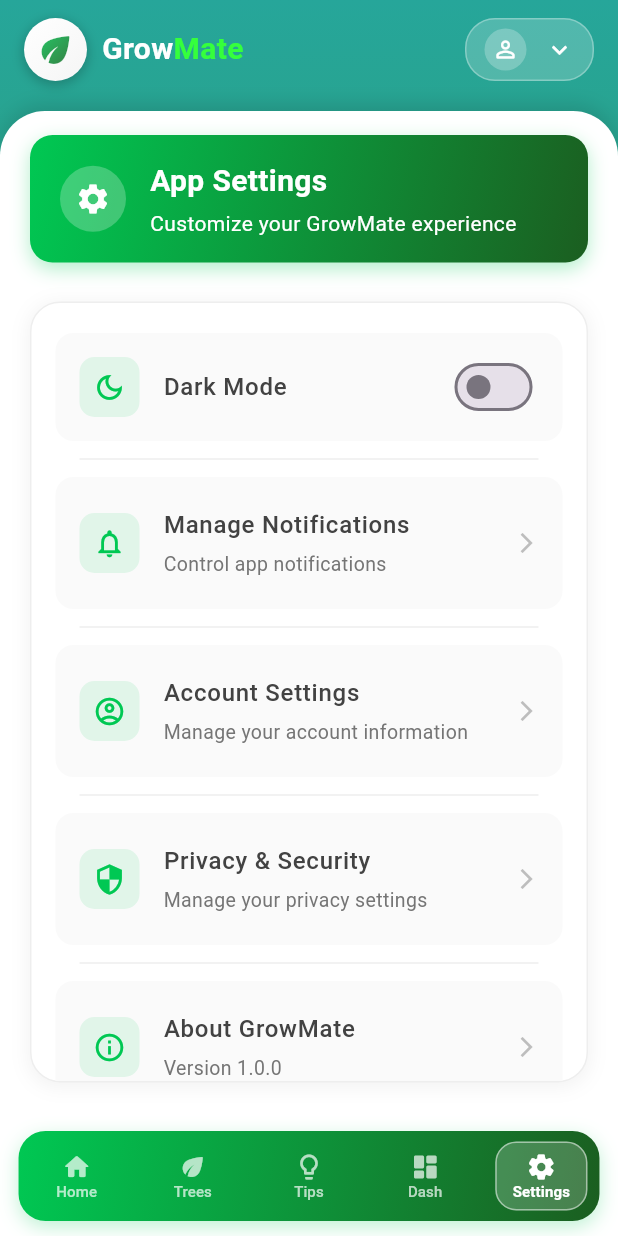
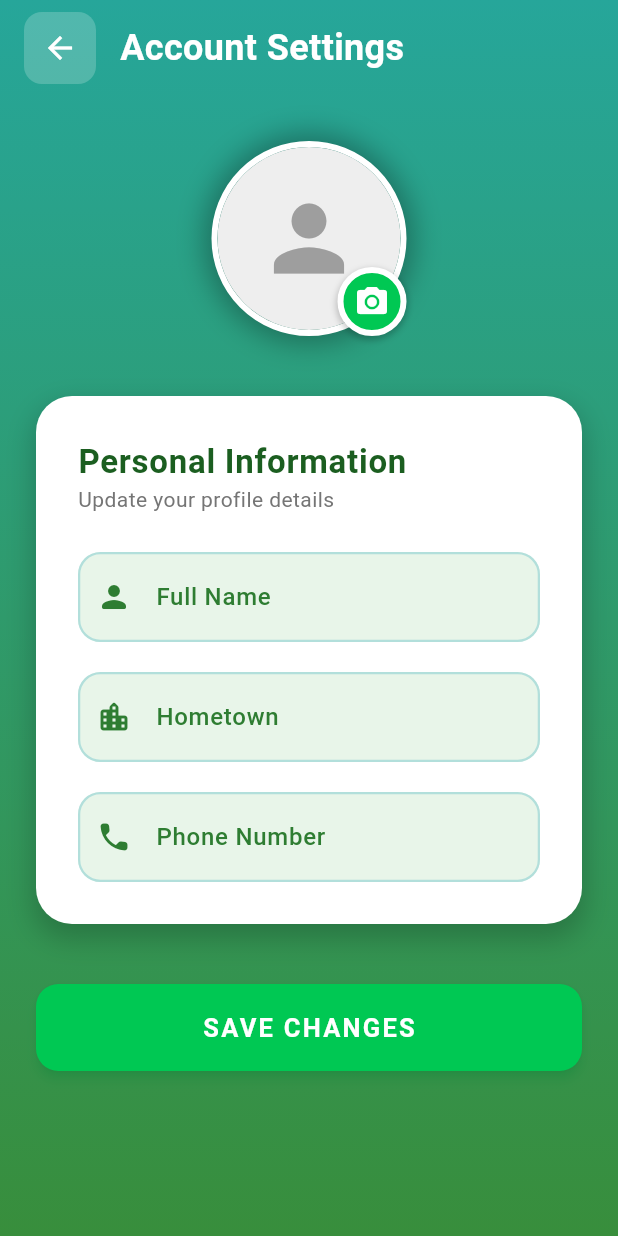
Before and after one commit to Senadheera-eng/Growmate, a Flutter app: the screen it shows once a user with an empty profile is signed in, item 5 of the bottom bar chosen, after a tap on "Account Settings", on a phone screen of 412 x 824 dp. Run offline on Flutter 3.47's test engine with Material 3 defaults, Android fonts, the light colour scheme and no system bars; our stand-ins replace cloud_firestore, firebase_auth, firebase_core, firebase_storage, geocoding, geolocator and 3 more; accounts and stored records are empty.

Commit message:
Add UserModel class for user data management and update settings navigation

```diff
--- /dev/null
+++ b/lib/account_settings_page.dart
@@ -0,0 +1,558 @@
+import 'package:flutter/material.dart';
+import 'package:firebase_auth/firebase_auth.dart';
+import 'package:cloud_firestore/cloud_firestore.dart';
+import 'package:firebase_storage/firebase_storage.dart';
+import 'package:image_picker/image_picker.dart';
+import 'dart:io';
+
+class AccountSettingsPage extends StatefulWidget {
+  const AccountSettingsPage({Key? key}) : super(key: key);
+
+  @override
+  State<AccountSettingsPage> createState() => _AccountSettingsPageState();
+}
+
+class _AccountSettingsPageState extends State<AccountSettingsPage> {
+  final _formKey = GlobalKey<FormState>();
+  final _nameController = TextEditingController();
+  final _hometownController = TextEditingController();
+  final _phoneController = TextEditingController();
+
+  final FirebaseAuth _auth = FirebaseAuth.instance;
+  final FirebaseFirestore _firestore = FirebaseFirestore.instance;
+  final FirebaseStorage _storage = FirebaseStorage.instance;
+
+  File? _imageFile;
+  String? _imageUrl;
+  bool _isLoading = true;
+  bool _isSaving = false;
+
+  @override
+  void initState() {
+    super.initState();
+    _loadUserData();
+  }
+
+  @override
+  void dispose() {
+    _nameController.dispose();
+    _hometownController.dispose();
+    _phoneController.dispose();
+    super.dispose();
+  }
+
+  Future<void> _loadUserData() async {
+    setState(() {
+      _isLoading = true;
+    });
+
+    try {
+      final User? currentUser = _auth.currentUser;
+      if (currentUser != null) {
+        // Direct document access instead of querying
+        final userData = await _firestore
+            .collection('users')
+            .doc(currentUser.uid)
+            .get();
+
+        if (userData.exists) {
+          final data = userData.data();
+          if (data != null) {
+            setState(() {
+              _nameController.text = data['name'] ?? '';
+              _hometownController.text = data['hometown'] ?? '';
+              _phoneController.text = data['phone'] ?? '';
+              _imageUrl = data['profilePhotoUrl'];
+            });
+          }
+        }
+      }
+    } catch (e) {
+      if (mounted) {
+        ScaffoldMessenger.of(context).showSnackBar(
+          SnackBar(
+            content: Text('Error loading user data: $e'),
+            backgroundColor: Colors.red,
+            behavior: SnackBarBehavior.floating,
+            margin: const EdgeInsets.all(16),
+          ),
+        );
+      }
+    } finally {
+      if (mounted) {
+        setState(() {
+          _isLoading = false;
+        });
+      }
+    }
+  }
+
+  Future<void> _pickImage() async {
+    final ImagePicker picker = ImagePicker();
+    final XFile? pickedImage = await picker.pickImage(
+      source: ImageSource.gallery,
+      maxWidth: 800,
+      maxHeight: 800,
+      imageQuality: 85,
+    );
+
+    if (pickedImage != null) {
+      setState(() {
+        _imageFile = File(pickedImage.path);
+      });
+    }
+  }
+
+  Future<String?> _uploadImage() async {
+    if (_imageFile == null) {
+      return _imageUrl; // Return existing URL if no new image
+    }
+
+    try {
+      final User? currentUser = _auth.currentUser;
+      if (currentUser == null) return null;
+
+      final String fileName = 'profile_${currentUser.uid}_${DateTime.now().millisecondsSinceEpoch}.jpg';
+      final Reference storageRef = _storage.ref().child('profile_images/$fileName');
+
+      // Upload the file
+      final UploadTask uploadTask = storageRef.putFile(_imageFile!);
+      final TaskSnapshot snapshot = await uploadTask;
+
+      // Get download URL
+      final String downloadUrl = await snapshot.ref.getDownloadURL();
+      return downloadUrl;
+    } catch (e) {
+      if (mounted) {
+        ScaffoldMessenger.of(context).showSnackBar(
+          SnackBar(
+            content: Text('Error uploading image: $e'),
+            backgroundColor: Colors.red,
+            behavior: SnackBarBehavior.floating,
+            margin: const EdgeInsets.all(16),
+          ),
+        );
+      }
+      return null;
+    }
+  }
+
+  Future<void> _saveUserData() async {
+    if (!_formKey.currentState!.validate()) {
+      return;
+    }
+
+    setState(() {
+      _isSaving = true;
+    });
+
+    try {
+      final User? currentUser = _auth.currentUser;
+      if (currentUser == null) return;
+
+      // Upload image if selected
+      final String? profilePhotoUrl = await _uploadImage();
+
+      // Save user data to Firestore - using direct document reference
+      await _firestore.collection('users').doc(currentUser.uid).set({
+        'name': _nameController.text.trim(),
+        'hometown': _hometownController.text.trim(),
+        'phone': _phoneController.text.trim(),
+        'profilePhotoUrl': profilePhotoUrl,
+        'email': currentUser.email,
+        'updatedAt': FieldValue.serverTimestamp(),
+      }, SetOptions(merge: true));
+
+      if (mounted) {
+        ScaffoldMessenger.of(context).showSnackBar(
+          const SnackBar(
+            content: Text('Profile updated successfully'),
+            backgroundColor: Color(0xFF43A047),
+            behavior: SnackBarBehavior.floating,
+            margin: EdgeInsets.all(16),
+            duration: Duration(seconds: 1),
+          ),
+        );
+
+        // Navigate back to settings page after a short delay
+        Future.delayed(const Duration(seconds: 2), () {
+          if (mounted) {
+            Navigator.pop(context); // Return to settings page (SettingsSection)
+          }
+        });
+      }
+    } catch (e) {
+      if (mounted) {
+        ScaffoldMessenger.of(context).showSnackBar(
+          SnackBar(
+            content: Text('Error updating profile: $e'),
+            backgroundColor: Colors.red,
+            behavior: SnackBarBehavior.floating,
+            margin: const EdgeInsets.all(16),
+          ),
+        );
+      }
+    } finally {
+      if (mounted) {
+        setState(() {
+          _isSaving = false;
+        });
+      }
+    }
+  }
+
+  @override
+  Widget build(BuildContext context) {
+    return Scaffold(
+      body: Container(
+        width: double.infinity,
+        height: double.infinity,
+        decoration: BoxDecoration(
+          gradient: LinearGradient(
+            begin: Alignment.topCenter,
+            end: Alignment.bottomCenter,
+            colors: [Colors.teal.shade400, Colors.green.shade700],
+          ),
+        ),
+        child: SafeArea(
+          child: _isLoading
+              ? const Center(child: CircularProgressIndicator(color: Colors.white))
+              : Column(
+                  children: [
+                    // Custom AppBar
+                    Padding(
+                      padding: const EdgeInsets.symmetric(horizontal: 16.0, vertical: 8.0),
+                      child: Row(
+                        children: [
+                          Container(
+                            decoration: BoxDecoration(
+                              color: Colors.white.withOpacity(0.2),
+                              borderRadius: BorderRadius.circular(12),
+                            ),
+                            child: IconButton(
+                              icon: const Icon(Icons.arrow_back, color: Colors.white),
+                              onPressed: () => Navigator.pop(context),
+                            ),
+                          ),
+                          const SizedBox(width: 16),
+                          const Text(
+                            'Account Settings',
+                            style: TextStyle(
+                              color: Colors.white,
+                              fontSize: 24,
+                              fontWeight: FontWeight.bold,
+                            ),
+                          ),
+                        ],
+                      ),
+                    ),
+                    // Main Content
+                    Expanded(
+                      child: SingleChildScrollView(
+                        child: Padding(
+                          padding: const EdgeInsets.symmetric(horizontal: 24.0),
+                          child: Form(
+                            key: _formKey,
+                            child: Column(
+                              crossAxisAlignment: CrossAxisAlignment.center,
+                              children: [
+                                const SizedBox(height: 30),
+                                _buildProfileImageSection(),
+                                const SizedBox(height: 40),
+                                _buildInfoCard(),
+                                const SizedBox(height: 40),
+                                _buildSaveButton(),
+                                const SizedBox(height: 40),
+                              ],
+                            ),
+                          ),
+                        ),
+                      ),
+                    ),
+                  ],
+                ),
+        ),
+      ),
+    );
+  }
+
+  Widget _buildProfileImageSection() {
+    return Center(
+      child: Stack(
+        children: [
+          Container(
+            width: 130,
+            height: 130,
+            decoration: BoxDecoration(
+              shape: BoxShape.circle,
+              border: Border.all(
+                width: 4,
+                color: Colors.white,
+              ),
+              boxShadow: [
+                BoxShadow(
+                  blurRadius: 15,
+                  color: Colors.black.withOpacity(0.3),
+                  spreadRadius: 5,
+                ),
+              ],
+            ),
+            child: ClipOval(
+              child: _imageFile != null
+                  ? Image.file(
+                      _imageFile!,
+                      fit: BoxFit.cover,
+                      width: 130,
+                      height: 130,
+                    )
+                  : _imageUrl != null && _imageUrl!.isNotEmpty
+                      ? Image.network(
+                          _imageUrl!,
+                          fit: BoxFit.cover,
+                          width: 130,
+                          height: 130,
+                          loadingBuilder: (context, child, loadingProgress) {
+                            if (loadingProgress == null) return child;
+                            return Center(
+                              child: CircularProgressIndicator(
+                                color: const Color(0xFF00C853),
+                                value: loadingProgress.expectedTotalBytes != null
+                                    ? loadingProgress.cumulativeBytesLoaded /
+                                        loadingProgress.expectedTotalBytes!
+                                    : null,
+                              ),
+                            );
+                          },
+                          errorBuilder: (context, error, stackTrace) {
+                            return Container(
+                              color: Colors.grey.shade200,
+                              child: const Icon(
+                                Icons.person,
+                                size: 70,
+                                color: Colors.grey,
+                              ),
+                            );
+                          },
+                        )
+                      : Container(
+                          color: Colors.grey.shade200,
+                          child: const Icon(
+                            Icons.person,
+                            size: 70,
+                            color: Colors.grey,
+                          ),
+                        ),
+            ),
+          ),
+          Positioned(
+            bottom: 0,
+            right: 0,
+            child: Container(
+              width: 46,
+              height: 46,
+              decoration: BoxDecoration(
+                shape: BoxShape.circle,
+                color: const Color(0xFF00C853),
+                border: Border.all(width: 4, color: Colors.white),
+                boxShadow: [
+                  BoxShadow(
+                    color: Colors.black.withOpacity(0.2),
+                    spreadRadius: 1,
+                    blurRadius: 3,
+                    offset: const Offset(0, 2),
+                  ),
+                ],
+              ),
+              child: IconButton(
+                padding: EdgeInsets.zero,
+                icon: const Icon(Icons.camera_alt, color: Colors.white, size: 24),
+                onPressed: _pickImage,
+              ),
+            ),
+          ),
+        ],
+      ),
+    );
+  }
+
+  Widget _buildInfoCard() {
+    return Container(
+      decoration: BoxDecoration(
+        color: Colors.white,
+        borderRadius: BorderRadius.circular(24),
+        boxShadow: [
+          BoxShadow(
+            color: Colors.black.withOpacity(0.2),
+            spreadRadius: 2,
+            blurRadius: 15,
+            offset: const Offset(0, 8),
+          ),
+        ],
+      ),
+      padding: const EdgeInsets.all(28),
+      child: Column(
+        crossAxisAlignment: CrossAxisAlignment.start,
+        children: [
+          const Text(
+            'Personal Information',
+            style: TextStyle(
+              fontSize: 22,
+              fontWeight: FontWeight.bold,
+              color: Color(0xFF1B5E20),
+              letterSpacing: 0.5,
+            ),
+          ),
+          const Text(
+            'Update your profile details',
+            style: TextStyle(
+              fontSize: 14,
+              color: Color(0xFF757575),
+              letterSpacing: 0.3,
+            ),
+          ),
+          const SizedBox(height: 25),
+          _buildTextField(
+            controller: _nameController,
+            labelText: 'Full Name',
+            icon: Icons.person_rounded,
+            validator: (value) {
+              if (value == null || value.isEmpty) {
+                return 'Please enter your name';
+              }
+              return null;
+            },
+          ),
+          const SizedBox(height: 20),
+          _buildTextField(
+            controller: _hometownController,
+            labelText: 'Hometown',
+            icon: Icons.location_city_rounded,
+            validator: (value) {
+              if (value == null || value.isEmpty) {
+                return 'Please enter your hometown';
+              }
+              return null;
+            },
+          ),
+          const SizedBox(height: 20),
+          _buildTextField(
+            controller: _phoneController,
+            labelText: 'Phone Number',
+            icon: Icons.phone_rounded,
+            keyboardType: TextInputType.phone,
+            validator: (value) {
+              if (value == null || value.isEmpty) {
+                return 'Please enter your phone number';
+              }
+              // Simple validation for phone number
+              if (!RegExp(r'^\+?[0-9]{8,15}$').hasMatch(value)) {
+                return 'Enter a valid phone number';
+              }
+              return null;
+            },
+          ),
+        ],
+      ),
+    );
+  }
+
+  Widget _buildTextField({
+    required TextEditingController controller,
+    required String labelText,
+    required IconData icon,
+    TextInputType? keyboardType,
+    String? Function(String?)? validator,
+  }) {
+    return TextFormField(
+      controller: controller,
+      keyboardType: keyboardType,
+      decoration: InputDecoration(
+        labelText: labelText,
+        labelStyle: const TextStyle(
+          color: Color(0xFF2E7D32),
+          fontSize: 16,
+          fontWeight: FontWeight.w500,
+        ),
+        prefixIcon: Icon(
+          icon,
+          color: const Color(0xFF2E7D32),
+        ),
+        enabledBorder: OutlineInputBorder(
+          borderRadius: BorderRadius.circular(15),
+          borderSide: const BorderSide(
+            color: Color(0xFFB2DFDB),
+            width: 1.5,
+          ),
+        ),
+        focusedBorder: OutlineInputBorder(
+          borderRadius: BorderRadius.circular(15),
+          borderSide: const BorderSide(
+            color: Color(0xFF00C853),
+            width: 2,
+          ),
+        ),
+        errorBorder: OutlineInputBorder(
+          borderRadius: BorderRadius.circular(15),
+          borderSide: BorderSide(
+            color: Colors.red.shade300,
+            width: 1.5,
+          ),
+        ),
+        focusedErrorBorder: OutlineInputBorder(
+          borderRadius: BorderRadius.circular(15),
+          borderSide: const BorderSide(
+            color: Colors.red,
+            width: 2,
+          ),
+        ),
+        filled: true,
+        fillColor: const Color(0xFFE8F5E9),
+        contentPadding: const EdgeInsets.symmetric(
+          horizontal: 16,
+          vertical: 18,
+        ),
+      ),
+      validator: validator,
+      style: const TextStyle(
+        fontSize: 16,
+        color: Color(0xFF424242),
+      ),
+    );
+  }
+
+  Widget _buildSaveButton() {
+    return SizedBox(
+      width: double.infinity,
+      height: 58,
+      child: ElevatedButton(
+        onPressed: _isSaving ? null : _saveUserData,
+        style: ElevatedButton.styleFrom(
+          backgroundColor: const Color(0xFF00C853),
+          foregroundColor: Colors.white,
+          shape: RoundedRectangleBorder(
+            borderRadius: BorderRadius.circular(15),
+          ),
+          elevation: 3,
+          shadowColor: const Color(0xFF00C853).withOpacity(0.5),
+        ),
+        child: _isSaving
+            ? const SizedBox(
+                height: 24,
+                width: 24,
+                child: CircularProgressIndicator(
+                  color: Colors.white,
+                  strokeWidth: 2.5,
+                ),
+              )
+            : const Text(
+                'SAVE CHANGES',
+                style: TextStyle(
+                  fontSize: 17,
+                  fontWeight: FontWeight.bold,
+                  letterSpacing: 1.5,
+                ),
+              ),
+      ),
+    );
+  }
+}
--- a/lib/settings_section.dart
+++ b/lib/settings_section.dart
@@ -1,4 +1,5 @@
 import 'package:flutter/material.dart';
+import 'package:grow_mate_version2/account_settings_page.dart';
 
 class SettingsSection extends StatelessWidget {
   final ValueChanged<bool> onThemeChange;
@@ -58,7 +59,12 @@ class SettingsSection extends StatelessWidget {
                     subtitle: 'Manage your account information',
                     icon: Icons.account_circle_outlined,
                     onTap: () {
-                      // TODO: Navigate to Account settings
+                      Navigator.push(
+                        context,
+                        MaterialPageRoute(
+                          builder: (context) => const AccountSettingsPage(),
+                        ),
+                      );
                     },
                   ),
                   _buildDivider(),
--- /dev/null
+++ b/lib/user_model.dart
@@ -0,0 +1,67 @@
+class UserModel {
+  final String id;
+  final String? name;
+  final String? email;
+  final String? hometown;
+  final String? phone;
+  final String? profilePhotoUrl;
+  final DateTime? createdAt;
+  final DateTime? updatedAt;
+
+  UserModel({
+    required this.id,
+    this.name,
+    this.email,
+    this.hometown,
+    this.phone,
+    this.profilePhotoUrl,
+    this.createdAt,
+    this.updatedAt,
+  });
+
+  // Create a UserModel from a Firestore document
+  factory UserModel.fromFirestore(Map<String, dynamic> data, String id) {
+    return UserModel(
+      id: id,
+      name: data['name'],
+      email: data['email'],
+      hometown: data['hometown'],
+      phone: data['phone'],
+      profilePhotoUrl: data['profilePhotoUrl'],
+      createdAt: data['createdAt']?.toDate(),
+      updatedAt: data['updatedAt']?.toDate(),
+    );
+  }
+
+  // Convert UserModel to a Map for Firestore
+  Map<String, dynamic> toFirestore() {
+    return {
+      'name': name,
+      'email': email,
+      'hometown': hometown,
+      'phone': phone,
+      'profilePhotoUrl': profilePhotoUrl,
+      'updatedAt': DateTime.now(),
+    };
+  }
+
+  // Create a copy of current UserModel with some fields modified
+  UserModel copyWith({
+    String? name,
+    String? email,
+    String? hometown,
+    String? phone,
+    String? profilePhotoUrl,
+  }) {
+    return UserModel(
+      id: this.id,
+      name: name ?? this.name,
+      email: email ?? this.email,
+      hometown: hometown ?? this.hometown,
+      phone: phone ?? this.phone,
+      profilePhotoUrl: profilePhotoUrl ?? this.profilePhotoUrl,
+      createdAt: this.createdAt,
+      updatedAt: DateTime.now(),
+    );
+  }
+}
```
Also changed, not shown: 1 other file.
